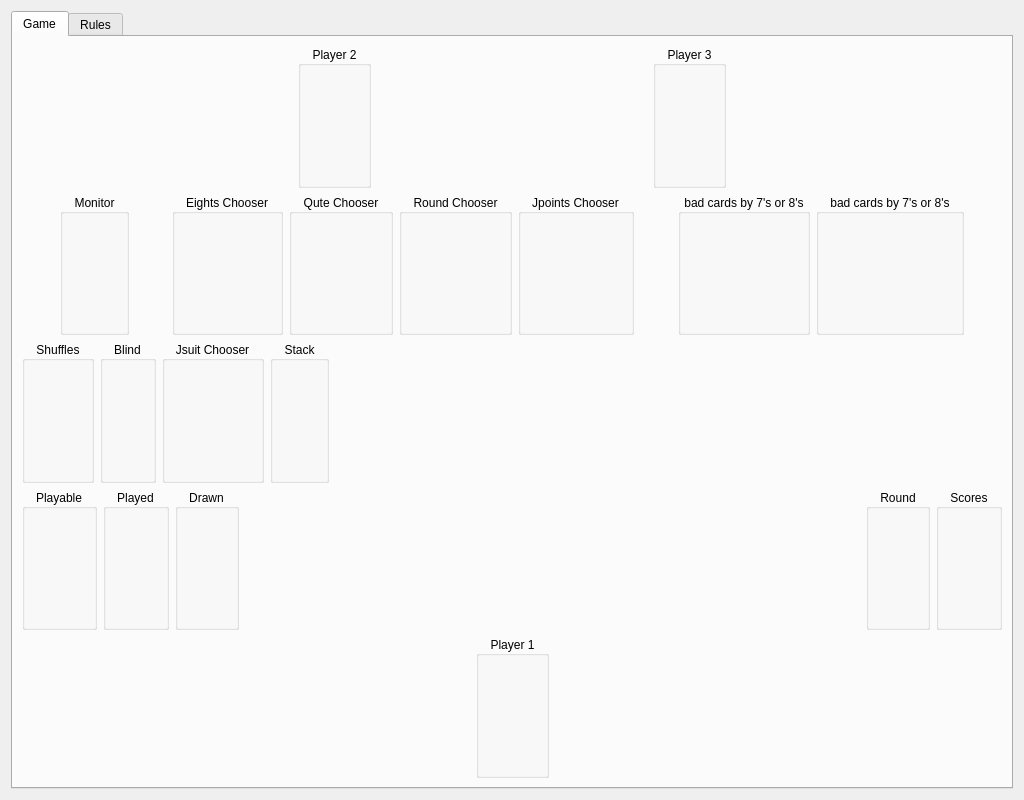
squawk7x/aQuteCardGame, file table.ui: the form before one commit.
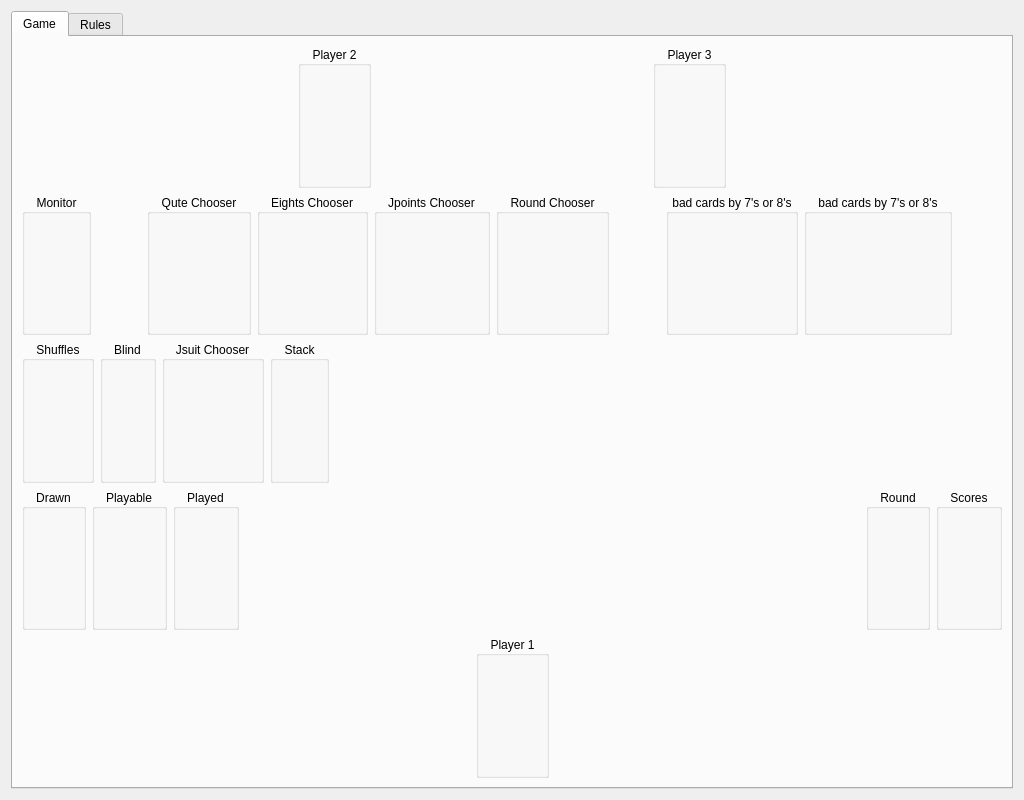
The form after the commit.

What changed in the file:
```diff
--- a/table.ui
+++ b/table.ui
@@ -91,19 +91,6 @@
        </item>
        <item>
         <layout class="QHBoxLayout" name="horizontalLayout_02">
-         <item>
-          <spacer name="horizontalSpacer_9">
-           <property name="orientation">
-            <enum>Qt::Horizontal</enum>
-           </property>
-           <property name="sizeHint" stdset="0">
-            <size>
-             <width>40</width>
-             <height>20</height>
-            </size>
-           </property>
-          </spacer>
-         </item>
          <item>
           <widget class="QGroupBox" name="Monitor">
            <property name="title">
@@ -132,26 +119,6 @@
            </property>
           </spacer>
          </item>
-         <item>
-          <widget class="QGroupBox" name="EightsChooser">
-           <property name="enabled">
-            <bool>true</bool>
-           </property>
-           <property name="sizePolicy">
-            <sizepolicy hsizetype="Fixed" vsizetype="Preferred">
-             <horstretch>0</horstretch>
-             <verstretch>0</verstretch>
-            </sizepolicy>
-           </property>
-           <property name="title">
-            <string>Eights Chooser</string>
-           </property>
-           <property name="alignment">
-            <set>Qt::AlignCenter</set>
-           </property>
-           <layout class="QHBoxLayout" name="eightsChooser"/>
-          </widget>
-         </item>
          <item>
           <widget class="QGroupBox" name="QuteChooser">
            <property name="enabled">
@@ -173,7 +140,7 @@
           </widget>
          </item>
          <item>
-          <widget class="QGroupBox" name="RoundChooser">
+          <widget class="QGroupBox" name="EightsChooser">
            <property name="enabled">
             <bool>true</bool>
            </property>
@@ -184,12 +151,12 @@
             </sizepolicy>
            </property>
            <property name="title">
-            <string>Round Chooser</string>
+            <string>Eights Chooser</string>
            </property>
            <property name="alignment">
             <set>Qt::AlignCenter</set>
            </property>
-           <layout class="QHBoxLayout" name="roundChooser"/>
+           <layout class="QHBoxLayout" name="eightsChooser"/>
           </widget>
          </item>
          <item>
@@ -212,6 +179,26 @@
            <layout class="QHBoxLayout" name="jpointsChooser"/>
           </widget>
          </item>
+         <item>
+          <widget class="QGroupBox" name="RoundChooser">
+           <property name="enabled">
+            <bool>true</bool>
+           </property>
+           <property name="sizePolicy">
+            <sizepolicy hsizetype="Fixed" vsizetype="Preferred">
+             <horstretch>0</horstretch>
+             <verstretch>0</verstretch>
+            </sizepolicy>
+           </property>
+           <property name="title">
+            <string>Round Chooser</string>
+           </property>
+           <property name="alignment">
+            <set>Qt::AlignCenter</set>
+           </property>
+           <layout class="QHBoxLayout" name="roundChooser"/>
+          </widget>
+         </item>
          <item>
           <spacer name="horizontalSpacer_8">
            <property name="orientation">
@@ -356,6 +343,17 @@
        </item>
        <item>
         <layout class="QHBoxLayout" name="horizontalLayout_04">
+         <item>
+          <widget class="QGroupBox" name="Drawn">
+           <property name="title">
+            <string>Drawn</string>
+           </property>
+           <property name="alignment">
+            <set>Qt::AlignCenter</set>
+           </property>
+           <layout class="QHBoxLayout" name="drawn"/>
+          </widget>
+         </item>
          <item>
           <widget class="QGroupBox" name="Playable">
            <property name="title">
@@ -381,17 +379,6 @@
            <layout class="QHBoxLayout" name="played"/>
           </widget>
          </item>
-         <item>
-          <widget class="QGroupBox" name="Drawn">
-           <property name="title">
-            <string>Drawn</string>
-           </property>
-           <property name="alignment">
-            <set>Qt::AlignCenter</set>
-           </property>
-           <layout class="QHBoxLayout" name="drawn"/>
-          </widget>
-         </item>
          <item>
           <spacer name="horizontalSpacer_11">
            <property name="orientation">
```
